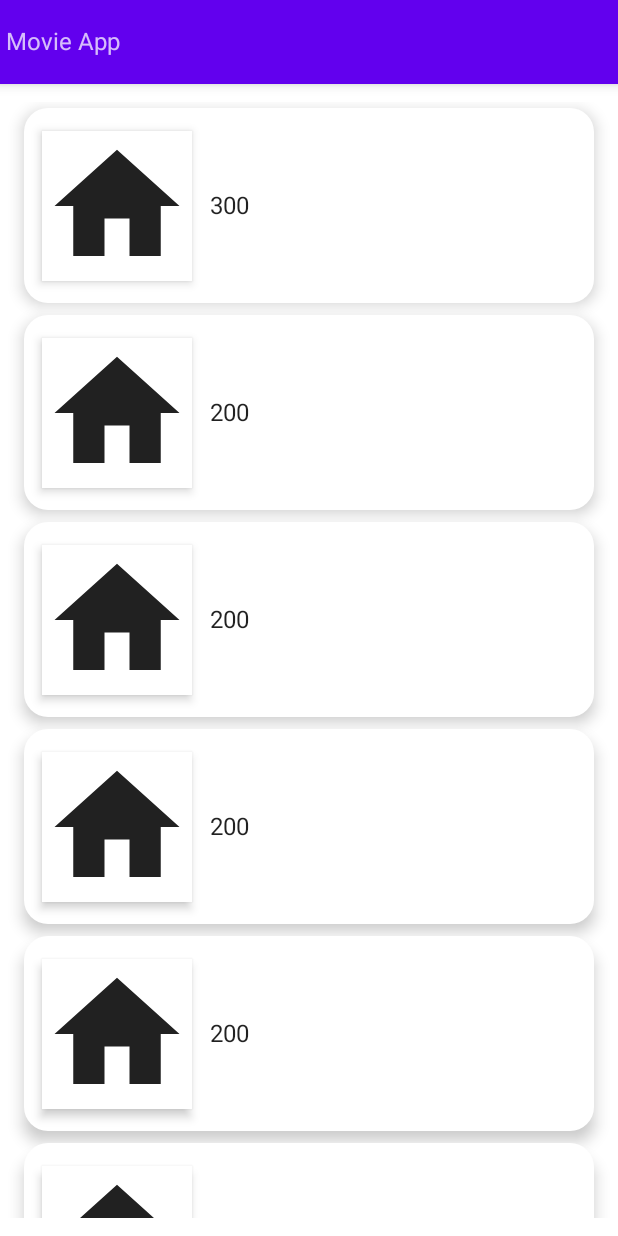
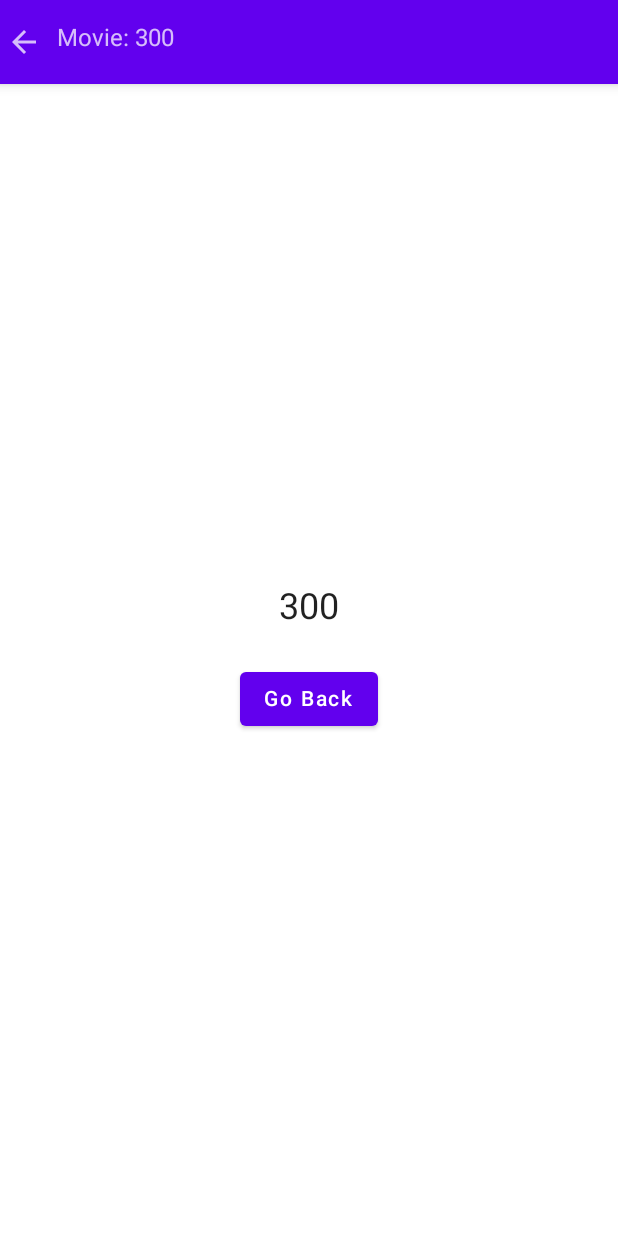
Before and after one commit to geanclv/JetComMovieApp_11, an Android app built with Jetpack Compose: the screen it shows after launch (MainActivity), after a tap on "300", on a phone screen of 412 x 824 dp. Run offline under Robolectric (Android 15) with nearby library versions, the phone set to English and light mode, and no system bars.

Commit message:
Creating Detail Screen, passing parameters and navigating.

```diff
--- a/app/src/main/java/com/geancarloleiva/jetcommovieapp_11/navigation/MovieNavigation.kt
+++ b/app/src/main/java/com/geancarloleiva/jetcommovieapp_11/navigation/MovieNavigation.kt
@@ -1,9 +1,12 @@
 package com.geancarloleiva.jetcommovieapp_11.navigation
 
 import androidx.compose.runtime.Composable
+import androidx.navigation.NavType
 import androidx.navigation.compose.NavHost
 import androidx.navigation.compose.composable
 import androidx.navigation.compose.rememberNavController
+import androidx.navigation.navArgument
+import com.geancarloleiva.jetcommovieapp_11.screen.detail.DetailScreen
 import com.geancarloleiva.jetcommovieapp_11.screen.home.HomeScreen
 
 @Composable
@@ -14,12 +17,17 @@ fun MovieNavigation() {
         navController = navController,
         startDestination = MovieScreens.HomeScreen.name
     ) {
-        composable(MovieScreens.HomeScreen.name){
+        composable(MovieScreens.HomeScreen.name) {
             //here we pass the Composable fun for desired screen
             HomeScreen(navController = navController)
         }
-        composable(MovieScreens.DetailScreen.name){
+        composable(
+            MovieScreens.DetailScreen.name + "/{movie}",
+            arguments = listOf(navArgument(name = "movie") { type = NavType.StringType })
+        ) { backStackEntry ->
             //here we pass the Composable fun for desired screen
+            DetailScreen(navController = navController,
+                backStackEntry.arguments?.getString("movie"))
         }
     }
 }
--- /dev/null
+++ b/app/src/main/java/com/geancarloleiva/jetcommovieapp_11/screen/detail/DetailScreen.kt
@@ -0,0 +1,58 @@
+package com.geancarloleiva.jetcommovieapp_11.screen.detail
+
+import androidx.compose.foundation.clickable
+import androidx.compose.foundation.layout.*
+import androidx.compose.material.*
+import androidx.compose.material.icons.Icons
+import androidx.compose.material.icons.filled.ArrowBack
+import androidx.compose.runtime.Composable
+import androidx.compose.ui.Alignment
+import androidx.compose.ui.Modifier
+import androidx.compose.ui.unit.dp
+import androidx.navigation.NavController
+import com.geancarloleiva.jetcommovieapp_11.navigation.MovieScreens
+
+@Composable
+fun DetailScreen(
+    navController: NavController,
+    movieData: String?
+) {
+    Scaffold(topBar = {
+        TopAppBar(
+            backgroundColor = MaterialTheme.colors.primary,
+            elevation = 5.dp
+        ) {
+            Row(horizontalArrangement = Arrangement.Start) {
+                Icon(imageVector = Icons.Default.ArrowBack,
+                    contentDescription = "Go Back",
+                    modifier = Modifier.clickable {
+                        navController.popBackStack()
+                    })
+                Spacer(modifier = Modifier.width(10.dp))
+                Text(text = "Movie: $movieData")
+            }
+        }
+    }) {
+        Surface(
+            modifier = Modifier
+                .fillMaxHeight()
+                .fillMaxWidth()
+        ) {
+            Column(
+                horizontalAlignment = Alignment.CenterHorizontally,
+                verticalArrangement = Arrangement.Center
+            ) {
+                Text(
+                    text = movieData.toString(),
+                    style = MaterialTheme.typography.h5
+                )
+                Spacer(modifier = Modifier.height(23.dp))
+                Button(onClick = {
+                    navController.popBackStack()
+                }) {
+                    Text(text = "Go Back")
+                }
+            }
+        }
+    }
+}
--- a/app/src/main/java/com/geancarloleiva/jetcommovieapp_11/screen/home/HomeScreen.kt
+++ b/app/src/main/java/com/geancarloleiva/jetcommovieapp_11/screen/home/HomeScreen.kt
@@ -15,6 +15,7 @@ import androidx.compose.ui.Modifier
 import androidx.compose.ui.graphics.RectangleShape
 import androidx.compose.ui.unit.dp
 import androidx.navigation.NavController
+import com.geancarloleiva.jetcommovieapp_11.navigation.MovieScreens
 
 @Composable
 fun HomeScreen(navController: NavController){
@@ -37,7 +38,8 @@ fun MainContent(navController: NavController,
         LazyColumn {
             items(items = lstMovie) {
                 MovieRow(movie = it){ movie ->
-
+                    navController.navigate(
+                        route = MovieScreens.DetailScreen.name+"/$movie")
                 }
             }
         }
```
